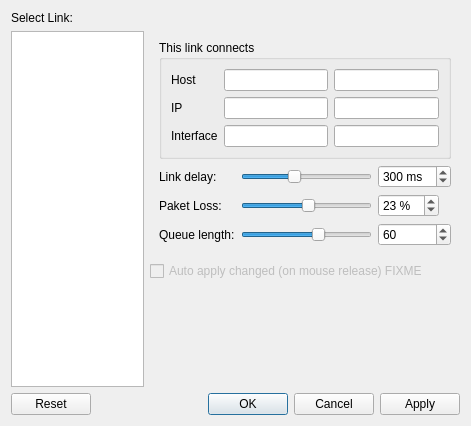
This is confLink.ui in koppd/mt as Qt 5 draws it before an edit. The edited form follows.
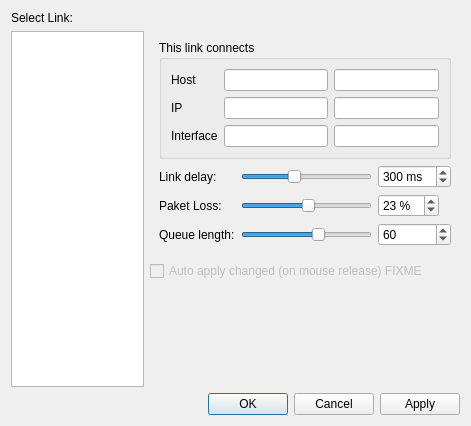
This is the edited form.

Commit message: entferne reset button aus den Dialogen

Patch:
```diff
--- a/confLink.ui
+++ b/confLink.ui
@@ -27,7 +27,7 @@
       <enum>Qt::Horizontal</enum>
      </property>
      <property name="standardButtons">
-      <set>QDialogButtonBox::Apply|QDialogButtonBox::Cancel|QDialogButtonBox::Ok|QDialogButtonBox::Reset</set>
+      <set>QDialogButtonBox::Apply|QDialogButtonBox::Cancel|QDialogButtonBox::Ok</set>
      </property>
     </widget>
    </item>
```
The commit also changes 3 other files.
